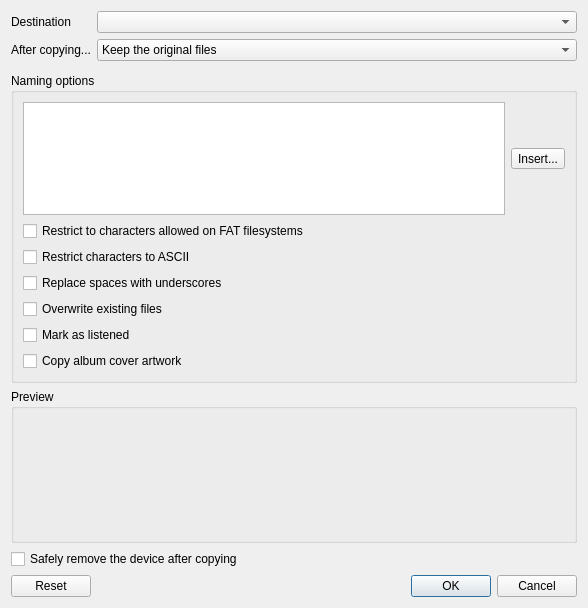
Above: src/organise/organisedialog.ui from strawberrymusicplayer/strawberry before the change. Below: the same form after it.
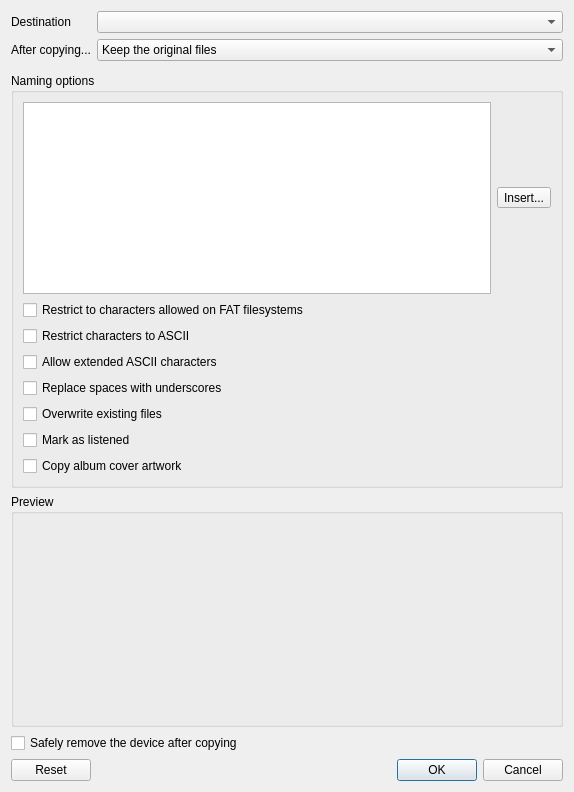
That is the form after the change. Icons and pictures are not drawn. Custom widgets are drawn as their Qt base class.

Commit message: Add option to allow extended ascii characters, save/restore geometry

The edit to the form file:
```diff
--- a/src/organise/organisedialog.ui
+++ b/src/organise/organisedialog.ui
@@ -2,14 +2,6 @@
 <ui version="4.0">
  <class>OrganiseDialog</class>
  <widget class="QDialog" name="OrganiseDialog">
-  <property name="geometry">
-   <rect>
-    <x>0</x>
-    <y>0</y>
-    <width>588</width>
-    <height>608</height>
-   </rect>
-  </property>
   <property name="windowTitle">
    <string>Organise Files</string>
   </property>
@@ -105,6 +97,13 @@
         </property>
        </widget>
       </item>
+      <item>
+       <widget class="QCheckBox" name="allow_ascii_ext">
+        <property name="text">
+         <string>Allow extended ASCII characters</string>
+        </property>
+       </widget>
+      </item>
       <item>
        <widget class="QCheckBox" name="replace_spaces">
         <property name="text">
```
Left out of the diff: 2 changed lines with no effect on the pictures. The commit also changes 4 other files.
